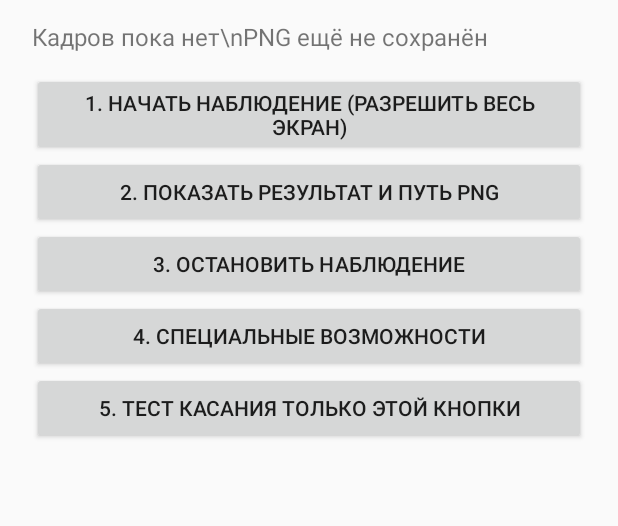
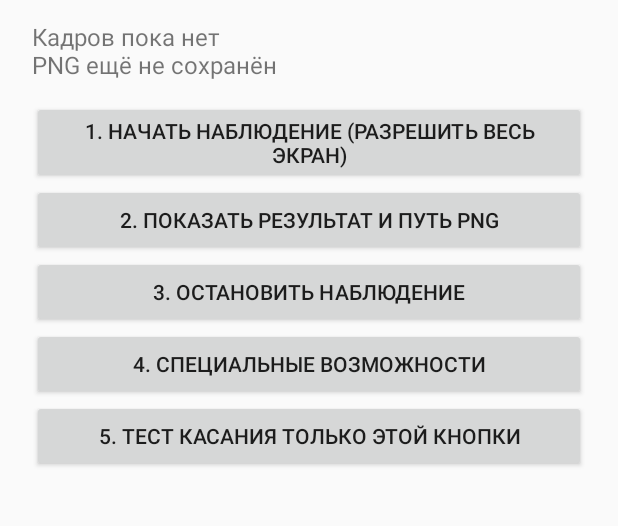
Before and after one commit to Ignatkaa/L2-KVADRA-Test, an Android app: the screen it shows after launch (MainActivity), on a phone screen of 412 x 824 dp, the part 137-663 px from its top. Run offline under Robolectric (Android 15) with nearby library versions, the phone set to English and light mode, and no system bars.

Commit message:
Show screenshot status on separate line

```diff
--- a/app/src/main/java/com/l2farm/kvadratest/MainActivity.kt
+++ b/app/src/main/java/com/l2farm/kvadratest/MainActivity.kt
@@ -50,7 +50,7 @@ class MainActivity : Activity() {
     }
     private fun refresh() {
         val p=getSharedPreferences("diagnostics",MODE_PRIVATE)
-        status.text=(p.getString("last","Кадров пока нет") ?: "Кадров пока нет") + "\\n" + (p.getString("snapshot","PNG ещё не сохранён") ?: "")
+        status.text=(p.getString("last","Кадров пока нет") ?: "Кадров пока нет") + "\n" + (p.getString("snapshot","PNG ещё не сохранён") ?: "")
     }
     override fun onResume() { super.onResume(); refresh() }
     @Deprecated("Deprecated in Android")
```
